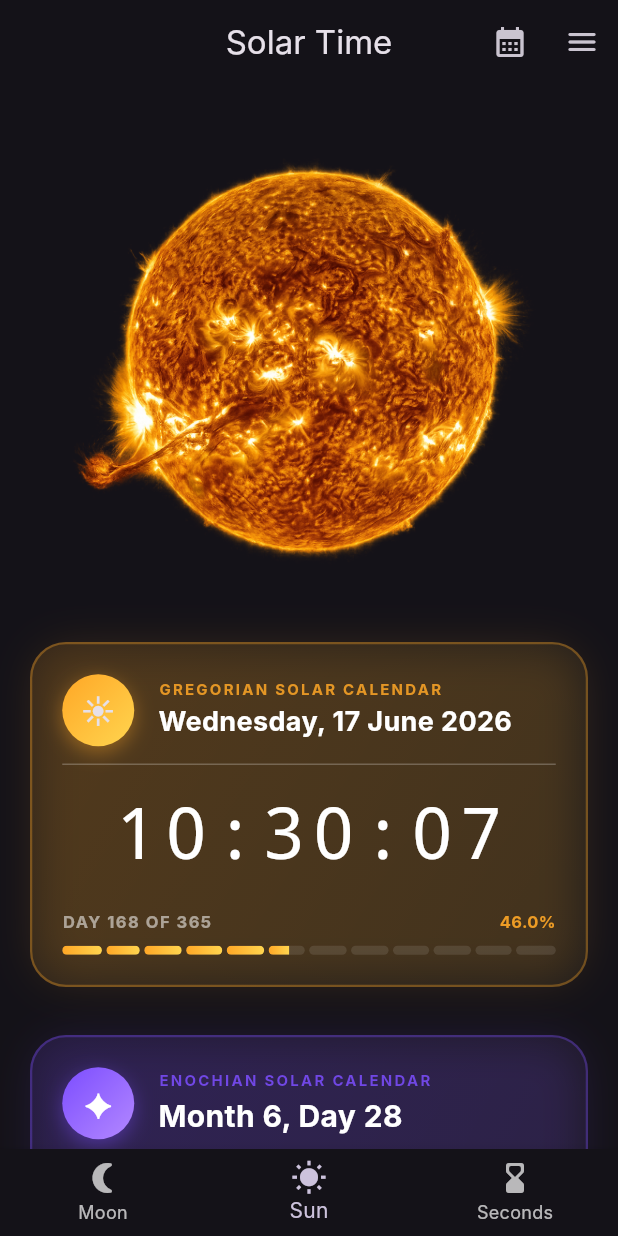
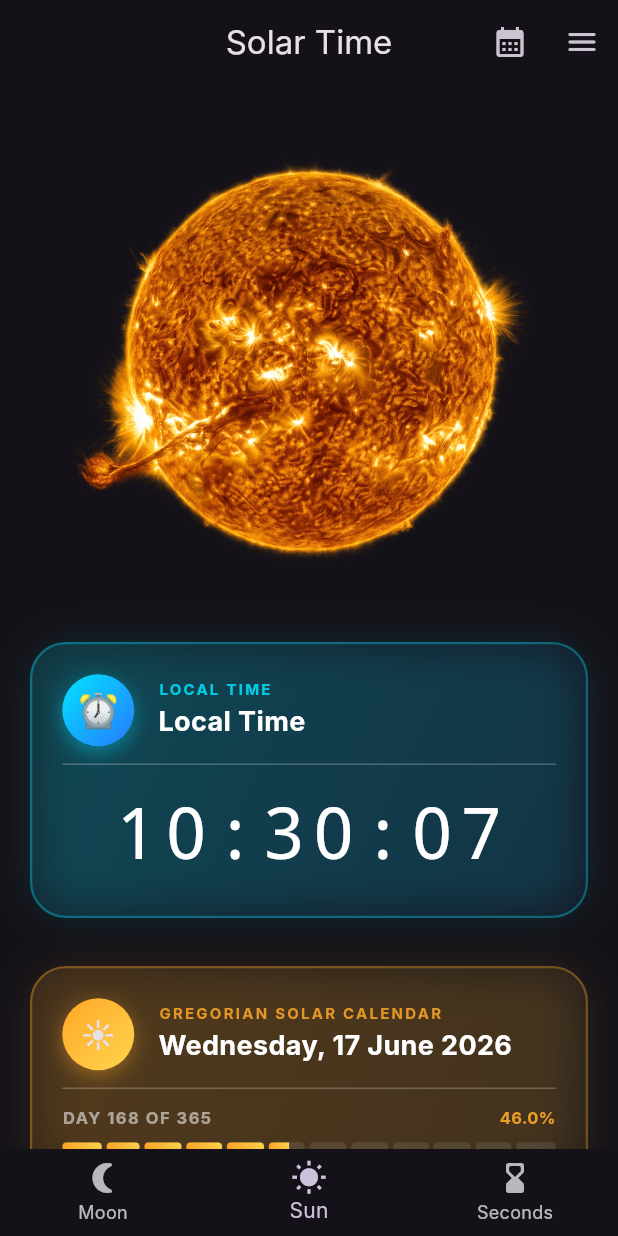
Before and after one commit to qbeukes/the-time-app, a Flutter app: the screen it shows after launch, on a phone screen of 412 x 824 dp. Run offline on Flutter 3.47's test engine with Material 3 defaults, Android fonts, the phone set to English and light mode, and no system bars; our stand-ins replace audioplayers, device_preview, geolocator, shared_preferences; missing offline and left inert: apsl_sun_calc; Roboto replaces fonts that are missing (Inter).

Commit message:
separated gregorian calendar from local time

```diff
--- a/lib/main.dart
+++ b/lib/main.dart
@@ -61,6 +61,7 @@
   // ── Sun toggles ───────────────────────────────────────────────
   bool _sunShowGregorian = true;
   bool _sunShowEnochian = true;
+  bool _sunShowLocalTime = true;
 
   // ── Seconds / profiles ────────────────────────────────────────
   late List<TimerProfile> _profiles;
@@ -91,6 +92,8 @@
           _sunShowGregorian = prefs.getBool('sunShowGregorian')!;
         if (prefs.containsKey('sunShowEnochian'))
           _sunShowEnochian = prefs.getBool('sunShowEnochian')!;
+        if (prefs.containsKey('sunShowLocalTime'))
+          _sunShowLocalTime = prefs.getBool('sunShowLocalTime')!;
         if (prefs.containsKey('activeProfileIndex'))
           _activeProfileIndex = prefs.getInt('activeProfileIndex')!;
 
@@ -116,6 +119,7 @@
       await prefs.setBool('moonUseLocalTilt', _moonUseLocalTilt);
       await prefs.setBool('sunShowGregorian', _sunShowGregorian);
       await prefs.setBool('sunShowEnochian', _sunShowEnochian);
+      await prefs.setBool('sunShowLocalTime', _sunShowLocalTime);
       await prefs.setInt('activeProfileIndex', _activeProfileIndex);
       final profilesJson = _profiles
           .map((p) => jsonEncode(p.toJson()))
@@ -227,10 +231,12 @@
       builder: (_) => _SunMenuSheet(
         showGregorian: _sunShowGregorian,
         showEnochian: _sunShowEnochian,
-        onChanged: (gregorian, enochian) {
+        showLocalTime: _sunShowLocalTime,
+        onChanged: (gregorian, enochian, localTime) {
           setState(() {
             _sunShowGregorian = gregorian;
             _sunShowEnochian = enochian;
+            _sunShowLocalTime = localTime;
           });
           _savePrefs();
         },
@@ -297,6 +303,7 @@
             date: globalDate,
             showGregorian: _sunShowGregorian,
             showEnochian: _sunShowEnochian,
+            showLocalTime: _sunShowLocalTime,
           ),
           SecondsScreen(
             profiles: _profiles,
@@ -472,11 +479,13 @@
 class _SunMenuSheet extends StatefulWidget {
   final bool showGregorian;
   final bool showEnochian;
-  final void Function(bool gregorian, bool enochian) onChanged;
+  final bool showLocalTime;
+  final void Function(bool gregorian, bool enochian, bool localTime) onChanged;
 
   const _SunMenuSheet({
     required this.showGregorian,
     required this.showEnochian,
+    required this.showLocalTime,
     required this.onChanged,
   });
 
@@ -487,15 +496,17 @@
 class _SunMenuSheetState extends State<_SunMenuSheet> {
   late bool _gregorian;
   late bool _enochian;
+  late bool _localTime;
 
   @override
   void initState() {
     super.initState();
     _gregorian = widget.showGregorian;
     _enochian = widget.showEnochian;
+    _localTime = widget.showLocalTime;
   }
 
-  void _emit() => widget.onChanged(_gregorian, _enochian);
+  void _emit() => widget.onChanged(_gregorian, _enochian, _localTime);
 
   @override
   Widget build(BuildContext context) {
@@ -510,8 +521,19 @@
             const Text('☀️  SOLAR OPTIONS', style: _sheetTitleStyle),
             const SizedBox(height: 16),
             _ToggleRow(
+              label: 'Local Time',
+              subtitle: 'Ticking daily solar clock momentum',
+              icon: '⏰',
+              iconColor: const Color(0xFF00E5FF),
+              value: _localTime,
+              onChanged: (v) {
+                setState(() => _localTime = v);
+                _emit();
+              },
+            ),
+            _ToggleRow(
               label: 'Gregorian Calendar',
-              subtitle: 'Standard solar date and ticking local time',
+              subtitle: 'Standard solar date and month progress',
               icon: '☀️',
               iconColor: const Color(0xFFFFA726),
               value: _gregorian,
--- a/lib/screens/sun_screen.dart
+++ b/lib/screens/sun_screen.dart
@@ -8,12 +8,14 @@
   final DateTime date;
   final bool showGregorian;
   final bool showEnochian;
+  final bool showLocalTime;
 
   const SunScreen({
     super.key,
     required this.date,
     this.showGregorian = true,
     this.showEnochian = true,
+    this.showLocalTime = true,
   });
 
   @override
@@ -41,9 +43,7 @@
   @override
   Widget build(BuildContext context) {
     // Use the live clock for the Gregorian card
-    final gregorian = GregorianSolarTime(
-      Moment(_now.millisecondsSinceEpoch),
-    );
+    final gregorian = GregorianSolarTime(Moment(_now.millisecondsSinceEpoch));
 
     // Use the navigable date for the Enochian card (date-only, no time element)
     final enochian = EnochianSolarTime(
@@ -66,6 +66,12 @@
               ),
               const SizedBox(height: 20),
 
+              // ── localTime Card ───────────────────────
+              if (widget.showLocalTime) ...[
+                _buildLocalTimeCard(gregorian),
+                const SizedBox(height: 16),
+              ],
+
               // ── Gregorian Card ──────────────────────────────────
               if (widget.showGregorian) ...[
                 _buildGregorianCard(gregorian),
@@ -85,6 +91,104 @@
   }
 
   // ═══════════════════════════════════════════════════════════════
+  // localTime Card (Daily Clock)
+  // ═══════════════════════════════════════════════════════════════
+
+  Widget _buildLocalTimeCard(GregorianSolarTime greg) {
+    const accentColor = Color(0xFF00E5FF); // neon cyan
+    const secondaryColor = Color(0xFF2979FF); // electric blue
+
+    return Container(
+      margin: const EdgeInsets.symmetric(horizontal: 20.0, vertical: 8.0),
+      decoration: BoxDecoration(
+        borderRadius: BorderRadius.circular(24),
+        gradient: const LinearGradient(
+          colors: [Color(0x2200E5FF), Color(0x0E2979FF)],
+          begin: Alignment.topLeft,
+          end: Alignment.bottomRight,
+        ),
+        border: Border.all(color: const Color(0x5500E5FF), width: 1.5),
+        boxShadow: const [
+          BoxShadow(color: Color(0x2600E5FF), blurRadius: 24, spreadRadius: -4),
+        ],
+      ),
+      child: Padding(
+        padding: const EdgeInsets.all(20.0),
+        child: Column(
+          crossAxisAlignment: CrossAxisAlignment.start,
+          children: [
+            Row(
+              children: [
+                Container(
+                  width: 48,
+                  height: 48,
+                  decoration: const BoxDecoration(
+                    shape: BoxShape.circle,
+                    gradient: LinearGradient(
+                      colors: [accentColor, secondaryColor],
+                      begin: Alignment.topLeft,
+                      end: Alignment.bottomRight,
+                    ),
+                    boxShadow: [
+                      BoxShadow(
+                        color: Color(0x6600E5FF),
+                        blurRadius: 10,
+                        offset: Offset(0, 4),
+                      ),
+                    ],
+                  ),
+                  child: const Center(
+                    child: Text('⏰', style: TextStyle(fontSize: 22)),
+                  ),
+                ),
+                const SizedBox(width: 16),
+                Expanded(
+                  child: Column(
+                    crossAxisAlignment: CrossAxisAlignment.start,
+                    children: [
+                      Text(
+                        'LOCAL TIME',
+                        style: TextStyle(
+                          fontSize: 10,
+                          fontWeight: FontWeight.bold,
+                          letterSpacing: 1.5,
+                          color: accentColor.withOpacity(0.85),
+                        ),
+                      ),
+                      const SizedBox(height: 2),
+                      const Text(
+                        'Local Time',
+                        style: TextStyle(
+                          fontSize: 18,
+                          fontWeight: FontWeight.bold,
+                          color: Colors.white,
+                        ),
+                      ),
+                    ],
+                  ),
+                ),
+              ],
+            ),
+            const Divider(height: 24, color: Colors.white24),
+            Center(
+              child: Text(
+                greg.formattedTime,
+                style: const TextStyle(
+                  fontSize: 48,
+                  fontWeight: FontWeight.w300,
+                  letterSpacing: 4,
+                  color: Colors.white,
+                  fontFamily: 'monospace',
+                ),
+              ),
+            ),
+          ],
+        ),
+      ),
+    );
+  }
+
+  // ═══════════════════════════════════════════════════════════════
   // Gregorian Solar Calendar Card
   // ═══════════════════════════════════════════════════════════════
 
@@ -97,23 +201,13 @@
       decoration: BoxDecoration(
         borderRadius: BorderRadius.circular(24),
         gradient: const LinearGradient(
-          colors: [
-            Color(0x22FFA726),
-            Color(0x0EFFD54F),
-          ],
+          colors: [Color(0x22FFA726), Color(0x0EFFD54F)],
           begin: Alignment.topLeft,
           end: Alignment.bottomRight,
         ),
-        border: Border.all(
-          color: const Color(0x55FFA726),
-          width: 1.5,
-        ),
+        border: Border.all(color: const Color(0x55FFA726), width: 1.5),
         boxShadow: const [
-          BoxShadow(
-            color: Color(0x26FFA726),
-            blurRadius: 24,
-            spreadRadius: -4,
-          ),
+          BoxShadow(color: Color(0x26FFA726), blurRadius: 24, spreadRadius: -4),
         ],
       ),
       child: Padding(
@@ -176,22 +270,6 @@
             ),
 
             const Divider(height: 24, color: Colors.white24),
-
-            // Live clock display
-            Center(
-              child: Text(
-                greg.formattedTime,
-                style: const TextStyle(
-                  fontSize: 48,
-                  fontWeight: FontWeight.w300,
-                  letterSpacing: 4,
-                  color: Colors.white,
-                  fontFamily: 'monospace',
-                ),
-              ),
-            ),
-
-            const SizedBox(height: 16),
 
             // Day of year progress
             Row(
@@ -287,23 +365,13 @@
       decoration: BoxDecoration(
         borderRadius: BorderRadius.circular(24),
         gradient: const LinearGradient(
-          colors: [
-            Color(0x227C4DFF),
-            Color(0x0EB388FF),
-          ],
+          colors: [Color(0x227C4DFF), Color(0x0EB388FF)],
           begin: Alignment.topLeft,
           end: Alignment.bottomRight,
         ),
-        border: Border.all(
-          color: const Color(0x557C4DFF),
-          width: 1.5,
-        ),
+        border: Border.all(color: const Color(0x557C4DFF), width: 1.5),
         boxShadow: const [
-          BoxShadow(
-            color: Color(0x267C4DFF),
-            blurRadius: 24,
-            spreadRadius: -4,
-          ),
+          BoxShadow(color: Color(0x267C4DFF), blurRadius: 24, spreadRadius: -4),
         ],
       ),
       child: Padding(
@@ -333,8 +401,10 @@
                     ],
                   ),
                   child: const Center(
-                    child: Text('✦',
-                        style: TextStyle(fontSize: 22, color: Colors.white)),
+                    child: Text(
+                      '✦',
+                      style: TextStyle(fontSize: 22, color: Colors.white),
+                    ),
                   ),
                 ),
                 const SizedBox(width: 16),
@@ -498,23 +568,13 @@
       decoration: BoxDecoration(
         borderRadius: BorderRadius.circular(24),
         gradient: const LinearGradient(
-          colors: [
-            Color(0x22FFD740),
-            Color(0x0EFF6D00),
-          ],
+          colors: [Color(0x22FFD740), Color(0x0EFF6D00)],
           begin: Alignment.topLeft,
           end: Alignment.bottomRight,
         ),
-        border: Border.all(
-          color: const Color(0x55FFD740),
-          width: 1.5,
-        ),
+        border: Border.all(color: const Color(0x55FFD740), width: 1.5),
         boxShadow: const [
-          BoxShadow(
-            color: Color(0x33FFD740),
-            blurRadius: 24,
-            spreadRadius: -4,
-          ),
+          BoxShadow(color: Color(0x33FFD740), blurRadius: 24, spreadRadius: -4),
         ],
       ),
       child: Padding(
@@ -544,8 +604,10 @@
                     ],
                   ),
                   child: const Center(
-                    child: Text('◇',
-                        style: TextStyle(fontSize: 24, color: Colors.white)),
+                    child: Text(
+                      '◇',
+                      style: TextStyle(fontSize: 24, color: Colors.white),
+                    ),
                   ),
                 ),
                 const SizedBox(width: 16),
@@ -582,13 +644,11 @@
             // Day out of time info
             Container(
               width: double.infinity,
-              padding:
-                  const EdgeInsets.symmetric(horizontal: 14, vertical: 12),
+              padding: const EdgeInsets.symmetric(horizontal: 14, vertical: 12),
               decoration: BoxDecoration(
                 color: accentColor.withOpacity(0.08),
                 borderRadius: BorderRadius.circular(12),
-                border:
-                    Border.all(color: accentColor.withOpacity(0.2)),
+                border: Border.all(color: accentColor.withOpacity(0.2)),
               ),
               child: Column(
                 crossAxisAlignment: CrossAxisAlignment.start,
```
